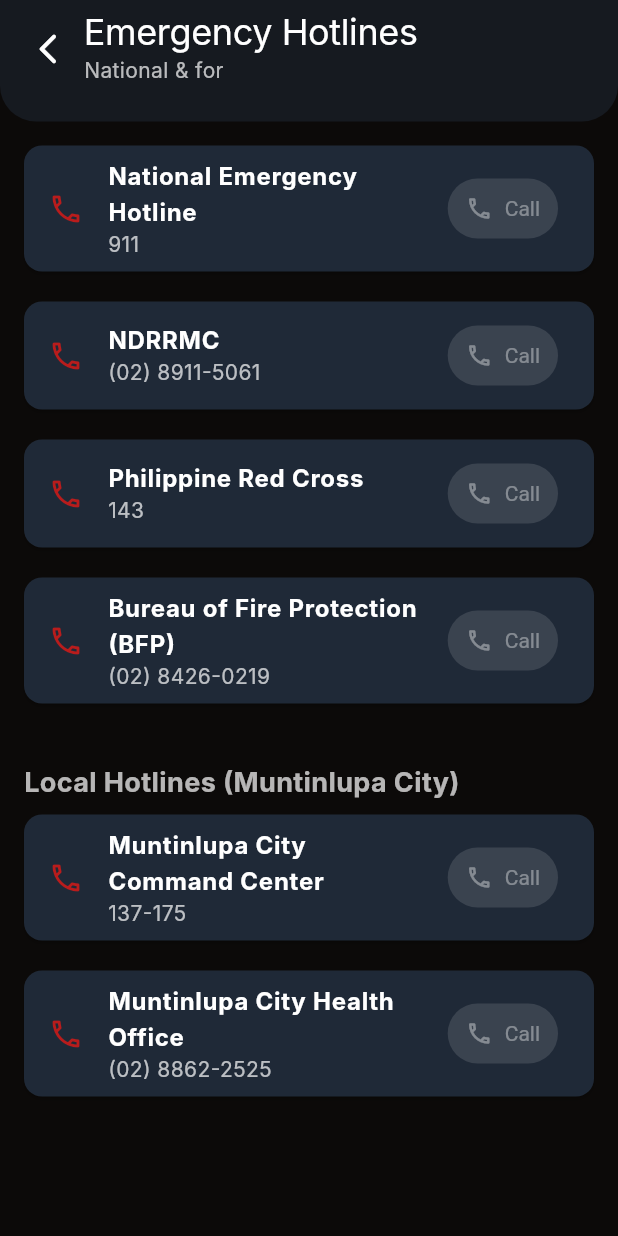
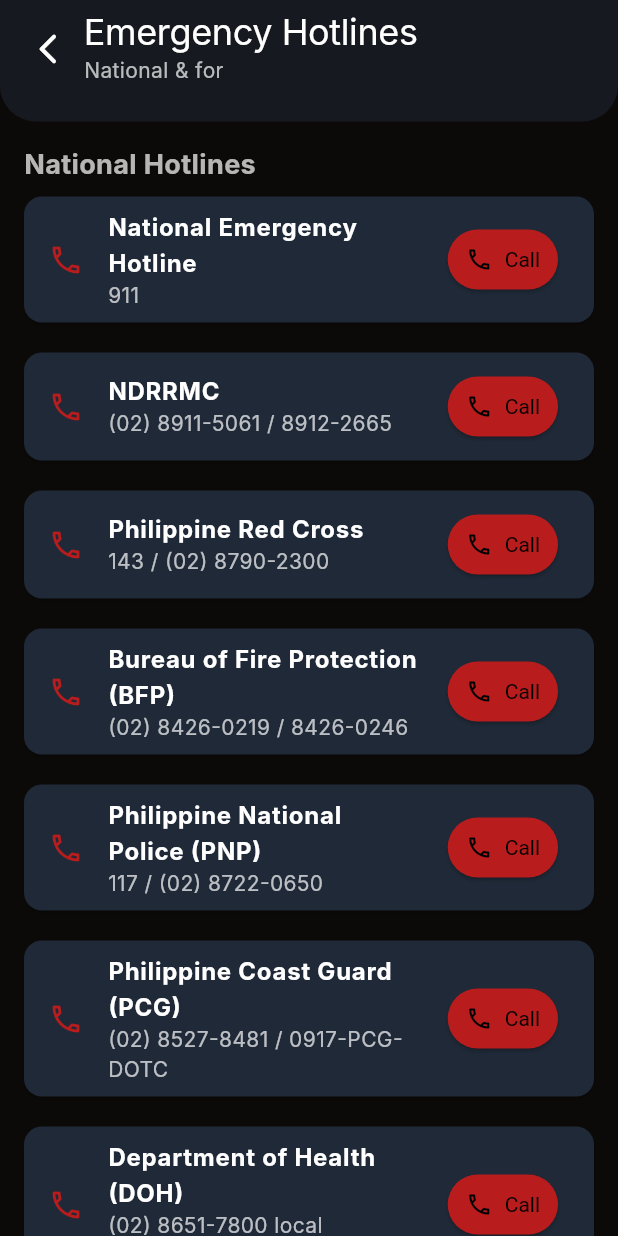
Before and after one commit to slvr123/ligtas-ph, a Flutter app: the screen it shows once a user with an empty profile is signed in, after a tap on "Emergency Hotlines", on a phone screen of 412 x 824 dp. Run offline on Flutter 3.47's test engine with Material 3 defaults, Android fonts, the phone set to English and light mode, and no system bars; our stand-ins replace audioplayers, cloud_firestore, firebase_auth, firebase_core, geolocator, timeago and 1 more; missing offline and left inert: torch_light; accounts and stored records are empty; Roboto replaces fonts that are missing (Inter).

Commit message:
Implement phone call functionality for hotlines
Added functionality to launch phone dialer for hotlines.

```diff
--- a/lib/screens/hotlines_screen.dart
+++ b/lib/screens/hotlines_screen.dart
@@ -1,10 +1,39 @@
 import 'package:flutter/material.dart';
 import 'package:disaster_awareness_app/widgets/hotline_card.dart';
 import 'package:disaster_awareness_app/widgets/screen_header.dart';
+import 'package:url_launcher/url_launcher.dart'; // Import url_launcher
 
 class HotlinesScreen extends StatelessWidget {
   final String location;
   const HotlinesScreen({super.key, required this.location});
+
+  // Helper function to launch phone dialer
+  Future<void> _makePhoneCall(BuildContext context, String phoneNumber) async {
+    // Remove spaces and non-digit characters for the URI
+    final String formattedNumber =
+        phoneNumber.replaceAll(RegExp(r'[^0-9+]'), '');
+    final Uri launchUri = Uri(
+      scheme: 'tel',
+      path: formattedNumber,
+    );
+    try {
+      if (await canLaunchUrl(launchUri)) {
+        await launchUrl(launchUri);
+      } else {
+        if (context.mounted) {
+          ScaffoldMessenger.of(context).showSnackBar(
+            SnackBar(content: Text('Could not launch dialer for $phoneNumber')),
+          );
+        }
+      }
+    } catch (e) {
+      if (context.mounted) {
+        ScaffoldMessenger.of(context).showSnackBar(
+          SnackBar(content: Text('Error launching dialer: $e')),
+        );
+      }
+    }
+  }
 
   @override
   Widget build(BuildContext context) {
@@ -13,30 +42,101 @@ class HotlinesScreen extends StatelessWidget {
         children: [
           ScreenHeader(
             title: 'Emergency Hotlines',
+            // Use the location passed to the screen dynamically
             subtitle: 'National & for $location',
           ),
           Expanded(
             child: ListView(
               padding: const EdgeInsets.all(16),
-              children: const [
-                HotlineCard(agency: 'National Emergency Hotline', number: '911'),
-                SizedBox(height: 12),
-                HotlineCard(agency: 'NDRRMC', number: '(02) 8911-5061'),
-                SizedBox(height: 12),
-                HotlineCard(agency: 'Philippine Red Cross', number: '143'),
-                SizedBox(height: 12),
-                HotlineCard(agency: 'Bureau of Fire Protection (BFP)', number: '(02) 8426-0219'),
-                SizedBox(height: 24),
-                Padding(
-                  padding: EdgeInsets.symmetric(vertical: 8.0),
+              children: [
+                // --- National Hotlines Section ---
+                const Padding(
+                  padding: EdgeInsets.only(bottom: 8.0),
                   child: Text(
-                    "Local Hotlines (Muntinlupa City)",
+                    "National Hotlines",
                     style: TextStyle(fontSize: 18, fontWeight: FontWeight.bold),
                   ),
                 ),
-                HotlineCard(agency: 'Muntinlupa City Command Center', number: '137-175'),
-                SizedBox(height: 12),
-                HotlineCard(agency: 'Muntinlupa City Health Office', number: '(02) 8862-2525'),
+                HotlineCard(
+                  agency: 'National Emergency Hotline',
+                  number: '911',
+                  // Pass the call function to onCall
+                  onCall: () => _makePhoneCall(context, '911'),
+                ),
+                const SizedBox(height: 12),
+                HotlineCard(
+                  agency: 'NDRRMC',
+                  number: '(02) 8911-5061 / 8912-2665', // Added alternate
+                  // Pass the call function to onCall
+                  onCall: () => _makePhoneCall(context, '(02) 8911-5061'),
+                ),
+                const SizedBox(height: 12),
+                HotlineCard(
+                  agency: 'Philippine Red Cross',
+                  number: '143 / (02) 8790-2300', // Added alternate
+                  // Pass the call function to onCall
+                  onCall: () => _makePhoneCall(context, '143'),
+                ),
+                const SizedBox(height: 12),
+                HotlineCard(
+                  agency: 'Bureau of Fire Protection (BFP)',
+                  number: '(02) 8426-0219 / 8426-0246', // Added alternate
+                  // Pass the call function to onCall
+                  onCall: () => _makePhoneCall(context, '(02) 8426-0219'),
+                ),
+                const SizedBox(height: 12),
+                // --- Added National Hotlines ---
+                HotlineCard(
+                  agency: 'Philippine National Police (PNP)',
+                  number: '117 / (02) 8722-0650',
+                  onCall: () => _makePhoneCall(context, '117'),
+                ),
+                const SizedBox(height: 12),
+                HotlineCard(
+                  agency: 'Philippine Coast Guard (PCG)',
+                  number: '(02) 8527-8481 / 0917-PCG-DOTC',
+                  onCall: () => _makePhoneCall(context, '(02) 8527-8481'),
+                ),
+                const SizedBox(height: 12),
+                HotlineCard(
+                  agency: 'Department of Health (DOH)',
+                  number: '(02) 8651-7800 local 5003-5005 / 0917-899-4672',
+                  onCall: () => _makePhoneCall(context, '0917-899-4672'),
+                ),
+                const SizedBox(height: 12),
+                HotlineCard(
+                  agency: 'Metro Manila Development Authority (MMDA)',
+                  number: '136',
+                  onCall: () => _makePhoneCall(context, '136'),
+                ),
+                // --- End Added National Hotlines ---
+
+                const SizedBox(height: 24), // Space before local section
+
+                // --- Local Hotlines Section ---
+                Padding(
+                  padding: const EdgeInsets.symmetric(vertical: 8.0),
+                  child: Text(
+                    // Use the location passed to the screen dynamically
+                    "Local Hotlines ($location)",
+                    style: const TextStyle(
+                        fontSize: 18, fontWeight: FontWeight.bold),
+                  ),
+                ),
+                // Assuming Muntinlupa numbers are placeholders; replace/remove if needed
+                // Or fetch dynamically based on 'location' variable
+                HotlineCard(
+                  agency: 'Muntinlupa City Command Center', // Example
+                  number: '137-175', // Example
+                  onCall: () => _makePhoneCall(context, '137175'), // Example
+                ),
+                const SizedBox(height: 12),
+                HotlineCard(
+                  agency: 'Muntinlupa City Health Office', // Example
+                  number: '(02) 8862-2525', // Example
+                  onCall: () =>
+                      _makePhoneCall(context, '(02) 8862-2525'), // Example
+                ),
               ],
             ),
           ),
```
